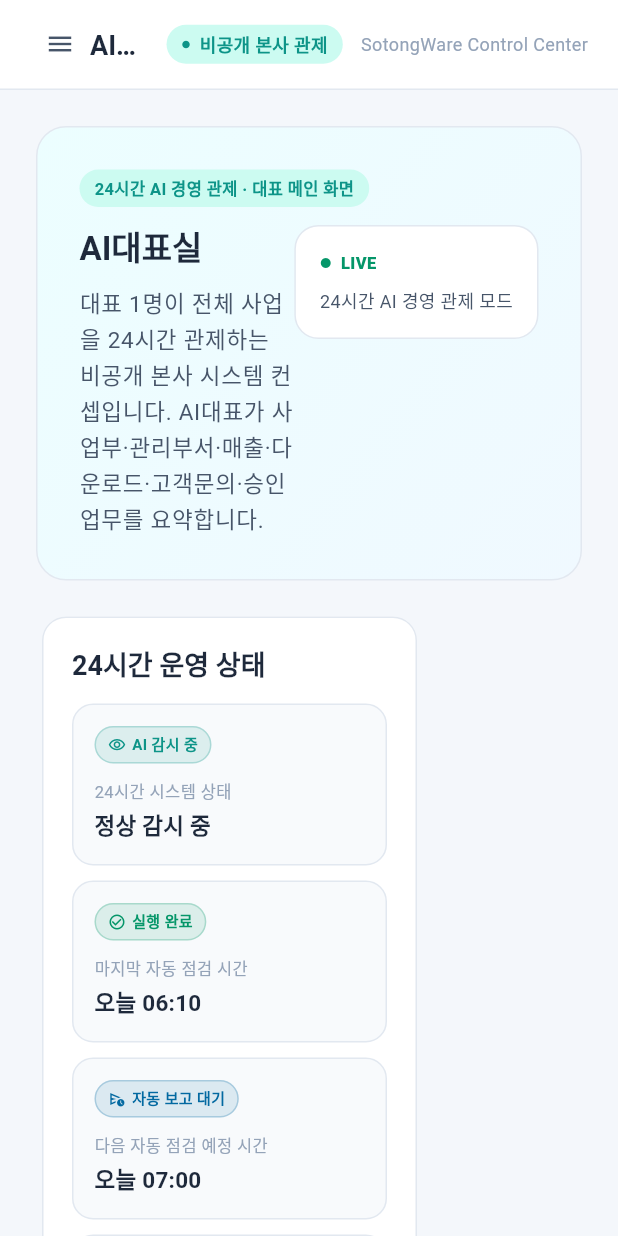
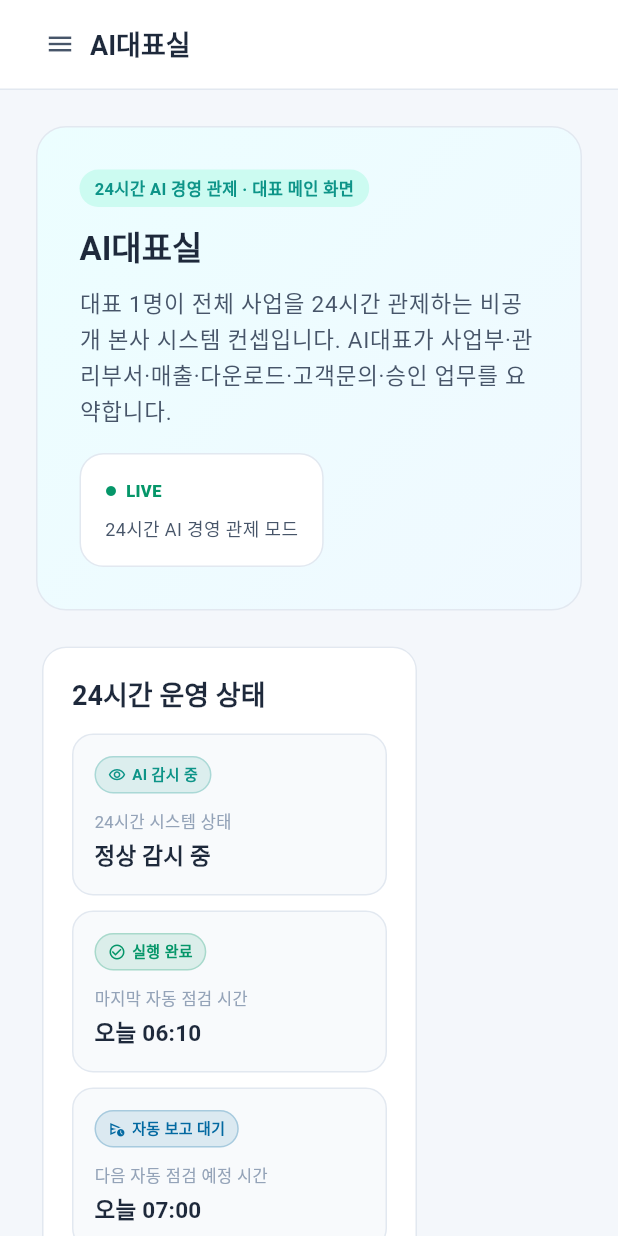
Before and after one commit to jtjeon73-hue/SotongwareControl, a Flutter app: the screen it shows after launch, on a phone screen of 412 x 824 dp. Run offline on Flutter 3.47's test engine with Material 3 defaults, Android fonts, the phone set to English and light mode, and no system bars; our stand-ins replace shared_preferences.

Commit message:
Fix AI control dashboard responsive layout and update web build
Co-authored-by: jtjeon73-hue <jtjeon73-hue@users.noreply.github.com>

```diff
--- a/lib/app.dart
+++ b/lib/app.dart
@@ -218,6 +218,10 @@ class _ControlHeader extends StatelessWidget {
 
   @override
   Widget build(BuildContext context) {
+    final screenWidth = MediaQuery.sizeOf(context).width;
+    final showStatusBadge = screenWidth >= 420;
+    final showSiteName = screenWidth >= 560;
+
     return Container(
       height: 60,
       padding: const EdgeInsets.symmetric(horizontal: 20),
@@ -243,6 +247,7 @@ class _ControlHeader extends StatelessWidget {
               overflow: TextOverflow.ellipsis,
             ),
           ),
+          if (showStatusBadge) ...[
             Container(
               padding: const EdgeInsets.symmetric(horizontal: 10, vertical: 4),
               decoration: BoxDecoration(
@@ -265,6 +270,8 @@ class _ControlHeader extends StatelessWidget {
                 ],
               ),
             ),
+          ],
+          if (showSiteName) ...[
             const SizedBox(width: 12),
             Text(
               SampleBusinessData.siteEnglishName,
@@ -274,6 +281,7 @@ class _ControlHeader extends StatelessWidget {
               ),
             ),
           ],
+        ],
       ),
     );
   }
--- a/lib/screens/ai_ceo_control_screens.dart
+++ b/lib/screens/ai_ceo_control_screens.dart
@@ -167,7 +167,7 @@ class AiIdeaMeetingScreen extends StatelessWidget {
           ),
           _AdaptiveGrid(
             maxCrossAxisExtent: 430,
-            mainAxisExtent: 390,
+            mainAxisExtent: 430,
             children: AiControlCenterData.ideaProposals
                 .map((proposal) => _IdeaProposalCard(proposal: proposal))
                 .toList(),
--- a/lib/widgets/page_hero.dart
+++ b/lib/widgets/page_hero.dart
@@ -53,11 +53,9 @@ class PageHero extends StatelessWidget {
             ),
             const SizedBox(height: 12),
           ],
-          Row(
-            crossAxisAlignment: CrossAxisAlignment.start,
-            children: [
-              Expanded(
-                child: Column(
+          LayoutBuilder(
+            builder: (context, constraints) {
+              final textContent = Column(
                 crossAxisAlignment: CrossAxisAlignment.start,
                 children: [
                   Text(
@@ -65,15 +63,32 @@ class PageHero extends StatelessWidget {
                     style: Theme.of(context).textTheme.headlineMedium,
                   ),
                   const SizedBox(height: 10),
-                    Text(
-                      subtitle,
-                      style: Theme.of(context).textTheme.bodyLarge,
-                    ),
+                  Text(subtitle, style: Theme.of(context).textTheme.bodyLarge),
                 ],
-                ),
-              ),
-              ?trailing,
+              );
+
+              if (trailing == null) return textContent;
+
+              if (constraints.maxWidth < 560) {
+                return Column(
+                  crossAxisAlignment: CrossAxisAlignment.start,
+                  children: [
+                    textContent,
+                    const SizedBox(height: 16),
+                    Align(alignment: Alignment.centerLeft, child: trailing!),
                   ],
+                );
+              }
+
+              return Row(
+                crossAxisAlignment: CrossAxisAlignment.start,
+                children: [
+                  Expanded(child: textContent),
+                  const SizedBox(width: 16),
+                  trailing!,
+                ],
+              );
+            },
           ),
         ],
       ),
```
Also changed, not shown: docs/assets/fonts/MaterialIcons-Regular.otf, 4 other files. Lines whose indentation alone changed are shown as unchanged.
